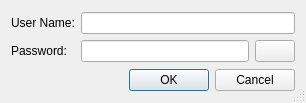
Above: source/client/ui/authorization_dialog.ui from dchapyshev/aspia before the change. Below: the same form after it.
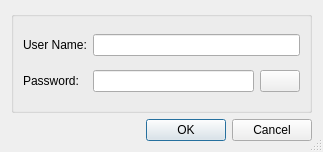
That is the form after the change. Icons and pictures are not drawn.

```diff
--- a/source/client/ui/authorization_dialog.ui
+++ b/source/client/ui/authorization_dialog.ui
@@ -6,8 +6,8 @@
    <rect>
     <x>0</x>
     <y>0</y>
-    <width>306</width>
-    <height>103</height>
+    <width>323</width>
+    <height>152</height>
    </rect>
   </property>
   <property name="windowTitle">
@@ -16,40 +16,44 @@
   <property name="sizeGripEnabled">
    <bool>true</bool>
   </property>
-  <layout class="QVBoxLayout" name="verticalLayout_3">
-   <item>
-    <layout class="QHBoxLayout" name="horizontalLayout_2">
-     <item>
       <layout class="QVBoxLayout" name="verticalLayout">
        <item>
+    <widget class="QGroupBox" name="groupBox">
+     <property name="title">
+      <string/>
+     </property>
+     <layout class="QGridLayout" name="gridLayout">
+      <item row="0" column="0">
         <widget class="QLabel" name="label_username">
          <property name="text">
           <string>User Name:</string>
          </property>
         </widget>
        </item>
-       <item>
+      <item row="0" column="1">
+       <widget class="QLineEdit" name="edit_username">
+        <property name="text">
+         <string/>
+        </property>
+       </widget>
+      </item>
+      <item row="1" column="0">
         <widget class="QLabel" name="label_password">
          <property name="text">
           <string>Password:</string>
          </property>
         </widget>
        </item>
-      </layout>
-     </item>
-     <item>
-      <layout class="QVBoxLayout" name="verticalLayout_2">
-       <item>
-        <widget class="QLineEdit" name="edit_username">
-         <property name="text">
-          <string/>
-         </property>
-        </widget>
-       </item>
-       <item>
+      <item row="1" column="1">
         <layout class="QHBoxLayout" name="horizontalLayout">
          <item>
           <widget class="QLineEdit" name="edit_password">
+          <property name="sizePolicy">
+           <sizepolicy hsizetype="Expanding" vsizetype="Fixed">
+            <horstretch>0</horstretch>
+            <verstretch>0</verstretch>
+           </sizepolicy>
+          </property>
            <property name="text">
             <string/>
            </property>
@@ -81,8 +85,7 @@
         </layout>
        </item>
       </layout>
-     </item>
-    </layout>
+    </widget>
    </item>
    <item>
     <widget class="QDialogButtonBox" name="button_box">
```
Lines whose indentation alone changed are shown as unchanged.
